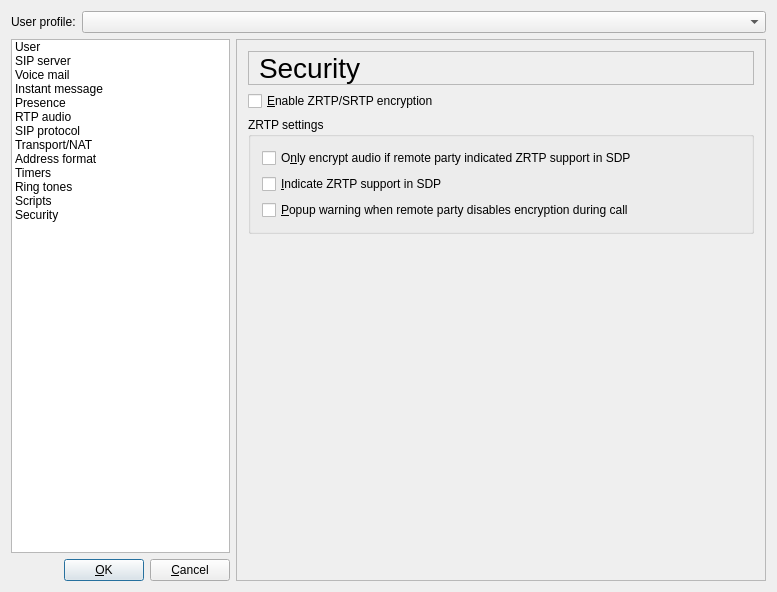
Before: the Qt Designer form src/gui/userprofileform.ui in LubosD/twinkle, drawn with Qt 5.
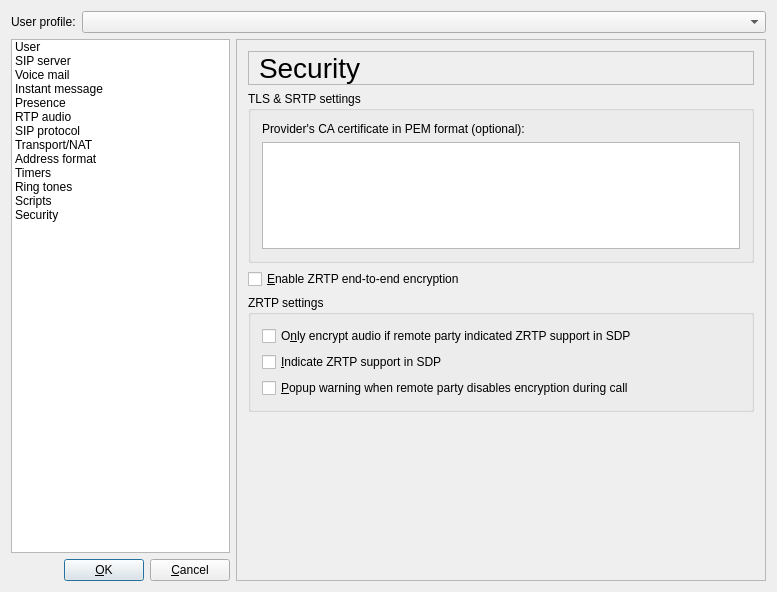
After: the same form once the commit is applied. The open tabs and pages were chosen to show the change. Icons and pictures are not drawn.

Commit message: Added support for custom CA certificates (issue #18)

```diff
--- a/src/gui/userprofileform.ui
+++ b/src/gui/userprofileform.ui
@@ -4038,8 +4038,13 @@
       </layout>
      </widget>
      <widget class="QWidget" name="pageSecurity">
-      <layout class="QVBoxLayout">
-       <item>
+      <property name="whatsThis">
+       <string>The CA certificate to be (exclusively) trusted when setting up TLS connections.
+
+If empty, Twinkle will use your system's default CA certificate collection.</string>
+      </property>
+      <layout class="QGridLayout" name="gridLayout_4">
+       <item row="0" column="0">
         <widget class="QLabel" name="securityTitleTextLabel">
          <property name="font">
           <font>
@@ -4060,26 +4065,50 @@
          </property>
         </widget>
        </item>
-       <item>
+       <item row="1" column="0">
+        <widget class="QGroupBox" name="groupBox">
+         <property name="whatsThis">
+          <string>The combination of TLS and SRTP is useful for protecting the communication between you and your VoIP provider, TLS takes care of encrypting the signalling channel (e.g. phone numbers you dial), whilst SRTP protects the voice packets.
+
+TLS &amp; SRTP prevent others from eavesdropping on your communication in transit. For confidential VoIP-only calls, use ZRTP.</string>
+         </property>
+         <property name="title">
+          <string>TLS &amp;&amp; SRTP settings</string>
+         </property>
+         <layout class="QGridLayout" name="gridLayout_3">
+          <item row="0" column="0">
+           <widget class="QLabel" name="label">
+            <property name="text">
+             <string>Provider's CA certificate in PEM format (optional):</string>
+            </property>
+           </widget>
+          </item>
+          <item row="1" column="0">
+           <widget class="QPlainTextEdit" name="textCACert"/>
+          </item>
+         </layout>
+        </widget>
+       </item>
+       <item row="2" column="0">
         <widget class="QCheckBox" name="zrtpEnabledCheckBox">
          <property name="whatsThis">
           <string>When ZRTP/SRTP is enabled, then Twinkle will try to encrypt the audio of each call you originate or receive. Encryption will only succeed if the remote party has ZRTP/SRTP support enabled. If the remote party does not support ZRTP/SRTP, then the audio channel will stay unecrypted.</string>
          </property>
          <property name="text">
-          <string>&amp;Enable ZRTP/SRTP encryption</string>
+          <string>&amp;Enable ZRTP end-to-end encryption</string>
          </property>
          <property name="shortcut">
           <string>Alt+E</string>
          </property>
         </widget>
        </item>
-       <item>
+       <item row="3" column="0">
         <widget class="QGroupBox" name="zrtpSettingsGroupBox">
          <property name="title">
           <string>ZRTP settings</string>
          </property>
-         <layout class="QVBoxLayout">
-          <item>
+         <layout class="QGridLayout" name="gridLayout_2">
+          <item row="0" column="0">
            <widget class="QCheckBox" name="zrtpSendIfSupportedCheckBox">
             <property name="whatsThis">
              <string>A SIP endpoint supporting ZRTP may indicate ZRTP support during call setup in its signalling. Enabling this option will cause Twinkle only to encrypt calls when the remote party indicates ZRTP support.</string>
@@ -4092,7 +4121,7 @@
             </property>
            </widget>
           </item>
-          <item>
+          <item row="1" column="0">
            <widget class="QCheckBox" name="zrtpSdpCheckBox">
             <property name="whatsThis">
              <string>Twinkle will indicate ZRTP support during call setup in its signalling.</string>
@@ -4105,7 +4134,7 @@
             </property>
            </widget>
           </item>
-          <item>
+          <item row="2" column="0">
            <widget class="QCheckBox" name="zrtpGoClearWarningCheckBox">
             <property name="whatsThis">
              <string>A remote party of an encrypted call may send a ZRTP go-clear command to stop encryption. When Twinkle receives this command it will popup a warning if this option is enabled.</string>
@@ -4121,7 +4150,7 @@
          </layout>
         </widget>
        </item>
-       <item>
+       <item row="4" column="0">
         <spacer name="spacer33">
          <property name="orientation">
           <enum>Qt::Vertical</enum>
```
The commit also changes 6 other files.
